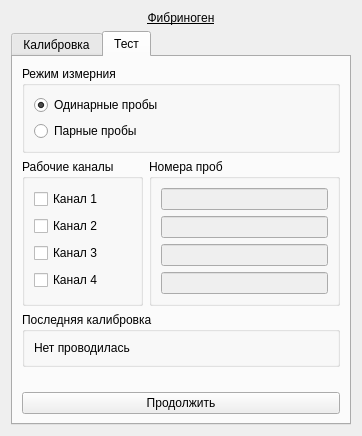
Above: choisedialog/ko3.ui from krang4d/Agrekola before the change. Below: the same form after it.
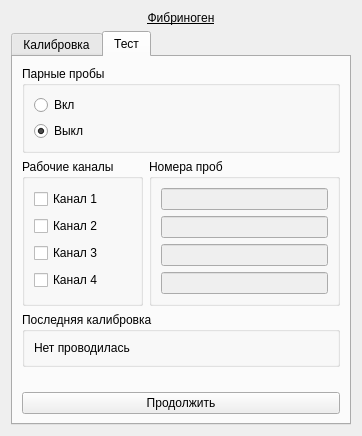
That is the form after the change. The open tabs and pages were chosen to show the change.

Commit message: add pure virtual class Agr_impl to the project add btp_singleShotConnction(), otp_singleShotConnection to the ChioseDialog

```diff
--- a/choisedialog/ko3.ui
+++ b/choisedialog/ko3.ui
@@ -215,7 +215,7 @@
           </sizepolicy>
          </property>
          <property name="title">
-          <string notr="true">Режим измерния</string>
+          <string notr="true">Парные пробы</string>
          </property>
          <property name="flat">
           <bool>false</bool>
@@ -224,23 +224,23 @@
           <bool>false</bool>
          </property>
          <layout class="QVBoxLayout" name="verticalLayout_6">
+          <item>
+           <widget class="QRadioButton" name="radioButton_testDouble">
+            <property name="text">
+             <string>Вкл</string>
+            </property>
+           </widget>
+          </item>
           <item>
            <widget class="QRadioButton" name="radioButton_testSingle">
             <property name="text">
-             <string>Одинарные пробы</string>
+             <string>Выкл</string>
             </property>
             <property name="checked">
              <bool>true</bool>
             </property>
            </widget>
           </item>
-          <item>
-           <widget class="QRadioButton" name="radioButton_testDouble">
-            <property name="text">
-             <string>Парные пробы</string>
-            </property>
-           </widget>
-          </item>
          </layout>
         </widget>
        </item>
```
Left out of the diff: 2 changed lines with no effect on the pictures. The commit also changes 14 other files.
